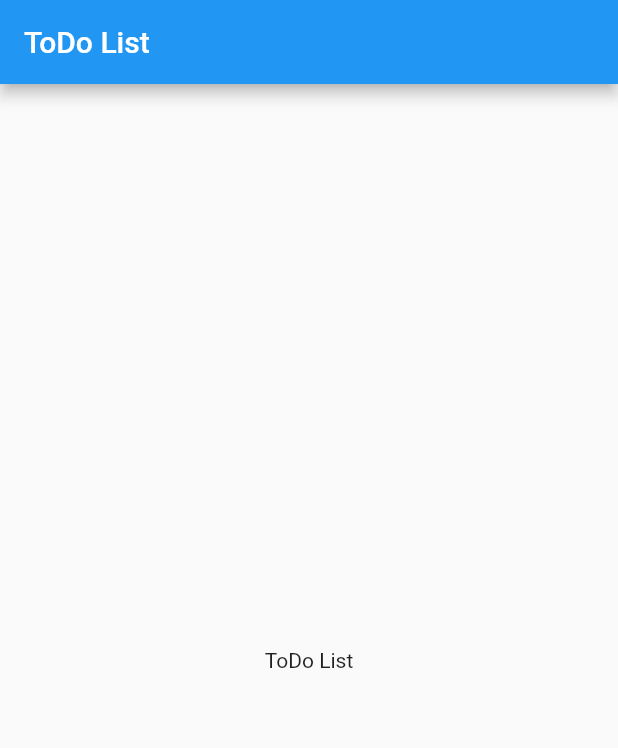
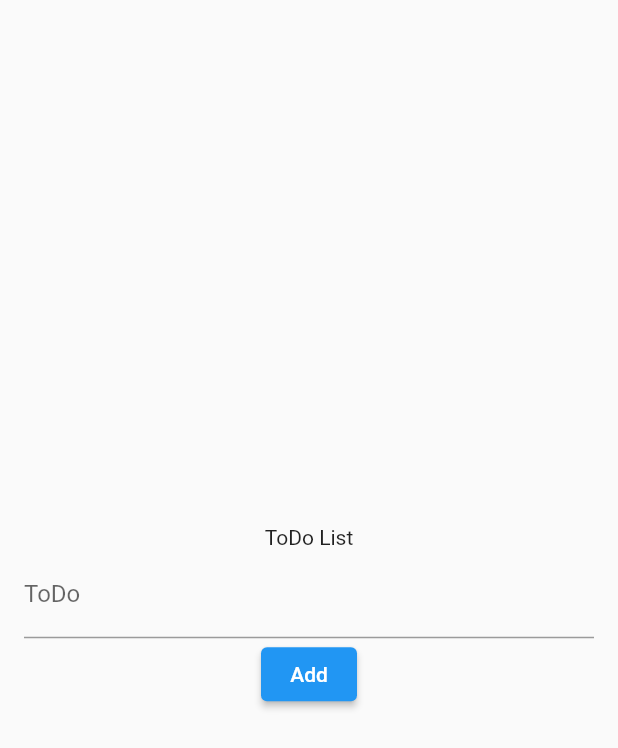
Before and after one commit to felipecastrosales/todo_app, a Flutter app: the screen it shows after launch, on a phone screen of 412 x 824 dp. Shown: the top 748 px of the screen. Run offline on Flutter 3.47's test engine with Material 2 defaults, Android fonts, the phone set to English and light mode, and no system bars.

Commit message:
wip: understanding form behaviour

```diff
--- a/lib/main.dart
+++ b/lib/main.dart
@@ -18,7 +18,7 @@ class App extends StatelessWidget {
       theme: ThemeData(
         primarySwatch: Colors.blue,
       ),
-      home: const TodoListPage(),
+      home: TodoListPage(),
     );
   }
 }
--- a/lib/pages/todo_list_page.dart
+++ b/lib/pages/todo_list_page.dart
@@ -1,17 +1,46 @@
 import 'package:flutter/material.dart';
 
 class TodoListPage extends StatelessWidget {
-  const TodoListPage({super.key});
+  TodoListPage({super.key});
+
+  final TextEditingController emailController = TextEditingController();
 
   @override
   Widget build(BuildContext context) {
     return Scaffold(
-      appBar: AppBar(
-        title: const Text('ToDo List'),
-      ),
-      body: const Center(
-        child: Text('ToDo List'),
+      body: Center(
+        child: Padding(
+          padding: const EdgeInsets.symmetric(horizontal: 16),
+          child: Column(
+            mainAxisSize: MainAxisSize.min,
+            children: [
+              const Text('ToDo List'),
+              TextField(
+                controller: emailController,
+                decoration: const InputDecoration(
+                  labelText: 'ToDo',
+                ),
+                onChanged: onChanged,
+                onSubmitted: onSubmitted,
+              ),
+              ElevatedButton(
+                onPressed: () {},
+                child: const Text('Add'),
+              ),
+            ],
+          ),
+        ),
       ),
     );
   }
+
+  void login() {
+    final String email = emailController.text;
+    debugPrint(email);
+    emailController.text = 'Reset';
+  }
+
+  void onChanged(String text) {}
+
+  void onSubmitted(String text) {}
 }
```
